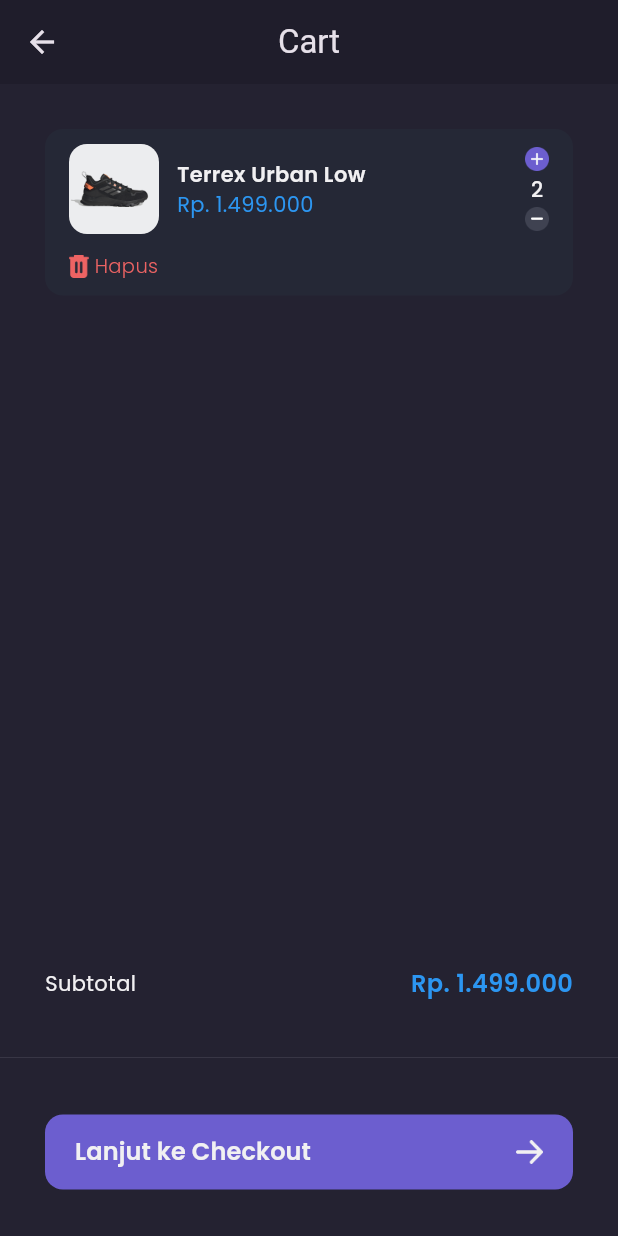
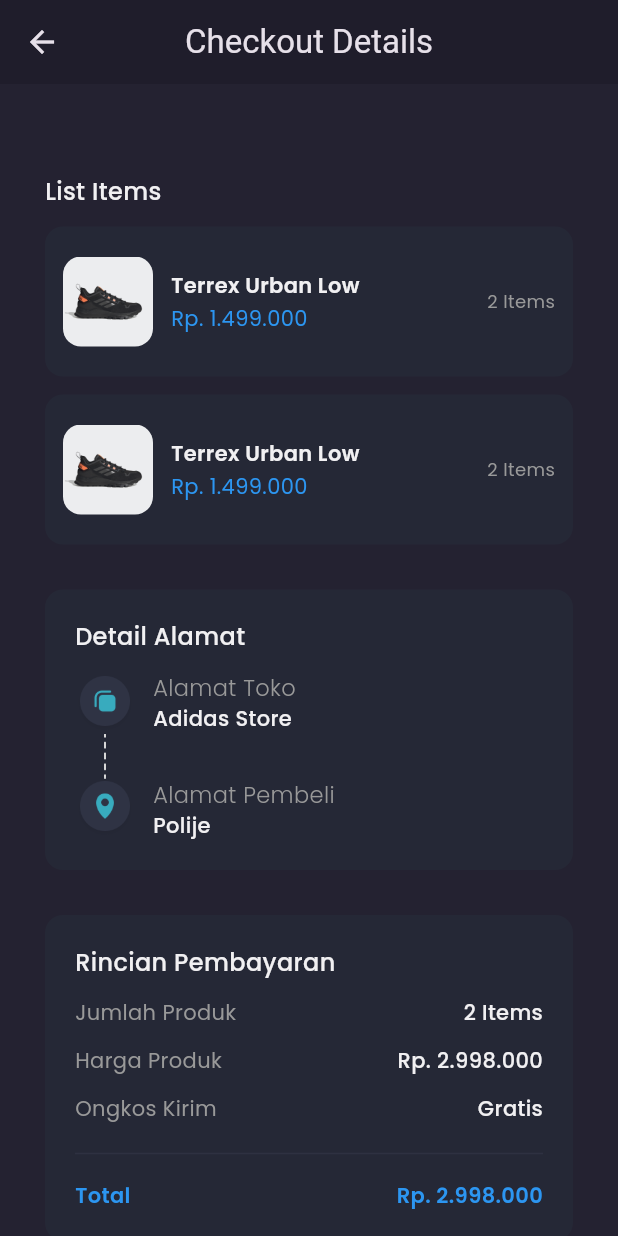
Before and after one commit to AbebAli0/Footwear-Fusion_Mobile, a Flutter app: the CartPage screen opened directly, after a tap on "Lanjut ke Checkout", on a phone screen of 412 x 824 dp. Run offline on Flutter 3.47's test engine with Material 3 defaults, Android fonts, the phone set to English and light mode, and no system bars; our stand-ins replace carousel_slider, google_fonts.

Commit message:
Update: Checkout Page

```diff
--- a/lib/presentation/auth/pages/cart_page.dart
+++ b/lib/presentation/auth/pages/cart_page.dart
@@ -129,7 +129,9 @@ class CartPage extends StatelessWidget {
                 horizontal: defaultMargin,
               ),
               child: TextButton(
-                onPressed: () {},
+                onPressed: () {
+                  Navigator.pushReplacement(context, Routes.checkout());
+                },
                 style: TextButton.styleFrom(
                     backgroundColor: primaryColor,
                     padding: EdgeInsets.symmetric(
--- a/lib/presentation/auth/pages/chat_page.dart
+++ b/lib/presentation/auth/pages/chat_page.dart
@@ -38,7 +38,7 @@ class ChatPage extends StatelessWidget {
                 height: 20,
               ),
               Text(
-                'Oops no message yet?',
+                'Belum Ada Pesan?',
                 style: primaryTextStyle.copyWith(
                   fontSize: 16,
                   fontWeight: medium,
@@ -48,7 +48,7 @@ class ChatPage extends StatelessWidget {
                 height: 12,
               ),
               Text(
-                'You have never done a transaction.',
+                'Kamu Belum Pernah Melakukan Transaksi.',
                 style: secondaryTextStyle,
               ),
               SizedBox(
--- /dev/null
+++ b/lib/presentation/auth/pages/checkout_page.dart
@@ -0,0 +1,288 @@
+import 'package:flutter/material.dart';
+import 'package:shoes_store/core/theme/theme.dart';
+import 'package:shoes_store/presentation/auth/widget/checkout_card.dart';
+import 'package:shoes_store/presentation/routes/app_pages.dart';
+
+class CheckoutPage extends StatelessWidget {
+  const CheckoutPage({Key? key}) : super(key: key);
+
+  @override
+  Widget build(BuildContext context) {
+    PreferredSizeWidget header() {
+      return AppBar(
+        backgroundColor: backgroundColor1,
+        elevation: 0,
+        centerTitle: true,
+        title: Text(
+          'Checkout Details',
+        ),
+      );
+    }
+
+    Widget content() {
+      return ListView(
+        padding: EdgeInsets.symmetric(
+          horizontal: defaultMargin,
+        ),
+        children: [
+          // Note: List Items
+          SizedBox(
+            height: 30,
+          ),
+          Container(
+            margin: EdgeInsets.only(
+              top: defaultMargin,
+            ),
+            child: Column(
+              crossAxisAlignment: CrossAxisAlignment.start,
+              children: [
+                Text(
+                  'List Items',
+                  style: primaryTextStyle.copyWith(
+                    fontSize: 16,
+                    fontWeight: medium,
+                  ),
+                ),
+                CheckoutCard(),
+                CheckoutCard(),
+              ],
+            ),
+          ),
+          // Note: Address Details
+          Container(
+            margin: EdgeInsets.only(
+              top: defaultMargin,
+            ),
+            padding: EdgeInsets.all(20),
+            decoration: BoxDecoration(
+              color: backgroundColor4,
+              borderRadius: BorderRadius.circular(12),
+            ),
+            child: Column(
+              crossAxisAlignment: CrossAxisAlignment.start,
+              children: [
+                Text(
+                  'Detail Alamat',
+                  style: primaryTextStyle.copyWith(
+                    fontSize: 16,
+                    fontWeight: medium,
+                  ),
+                ),
+                SizedBox(
+                  height: 12,
+                ),
+                Row(
+                  children: [
+                    Column(
+                      children: [
+                        Image.asset(
+                          'assets/icon_store_location.png',
+                          width: 40,
+                        ),
+                        Image.asset(
+                          'assets/icon_line.png',
+                          height: 30,
+                        ),
+                        Image.asset(
+                          'assets/icon_your_location.png',
+                          width: 40,
+                        ),
+                      ],
+                    ),
+                    SizedBox(
+                      width: 12,
+                    ),
+                    Column(
+                      crossAxisAlignment: CrossAxisAlignment.start,
+                      children: [
+                        Text(
+                          'Alamat Toko',
+                          style: secondaryTextStyle.copyWith(
+                            fontSize: 15,
+                            fontWeight: light,
+                          ),
+                        ),
+                        Text(
+                          'Adidas Store',
+                          style: primaryTextStyle.copyWith(
+                            fontWeight: medium,
+                          ),
+                        ),
+                        SizedBox(
+                          height: defaultMargin,
+                        ),
+                        Text(
+                          'Alamat Pembeli',
+                          style: secondaryTextStyle.copyWith(
+                            fontSize: 15,
+                            fontWeight: light,
+                          ),
+                        ),
+                        Text(
+                          'Polije',
+                          style: primaryTextStyle.copyWith(
+                            fontWeight: medium,
+                          ),
+                        ),
+                      ],
+                    ),
+                  ],
+                ),
+              ],
+            ),
+          ),
+
+          // Note: Rincian Pembayaran
+          Container(
+            margin: EdgeInsets.only(
+              top: defaultMargin,
+            ),
+            padding: EdgeInsets.all(20),
+            decoration: BoxDecoration(
+              color: backgroundColor4,
+              borderRadius: BorderRadius.circular(12),
+            ),
+            child: Column(
+              crossAxisAlignment: CrossAxisAlignment.start,
+              children: [
+                Text(
+                  'Rincian Pembayaran',
+                  style: primaryTextStyle.copyWith(
+                    fontSize: 16,
+                    fontWeight: medium,
+                  ),
+                ),
+                SizedBox(
+                  height: 12,
+                ),
+                Row(
+                  mainAxisAlignment: MainAxisAlignment.spaceBetween,
+                  children: [
+                    Text(
+                      'Jumlah Produk',
+                      style: secondaryTextStyle.copyWith(
+                        fontSize: 14,
+                      ),
+                    ),
+                    Text(
+                      '2 Items',
+                      style: primaryTextStyle.copyWith(
+                        fontWeight: medium,
+                      ),
+                    )
+                  ],
+                ),
+                SizedBox(
+                  height: 12,
+                ),
+                Row(
+                  mainAxisAlignment: MainAxisAlignment.spaceBetween,
+                  children: [
+                    Text(
+                      'Harga Produk',
+                      style: secondaryTextStyle.copyWith(
+                        fontSize: 14,
+                      ),
+                    ),
+                    Text(
+                      'Rp. 2.998.000',
+                      style: primaryTextStyle.copyWith(
+                        fontWeight: medium,
+                      ),
+                    )
+                  ],
+                ),
+                SizedBox(
+                  height: 12,
+                ),
+                Row(
+                  mainAxisAlignment: MainAxisAlignment.spaceBetween,
+                  children: [
+                    Text(
+                      'Ongkos Kirim',
+                      style: secondaryTextStyle.copyWith(
+                        fontSize: 14,
+                      ),
+                    ),
+                    Text(
+                      'Gratis',
+                      style: primaryTextStyle.copyWith(
+                        fontWeight: medium,
+                      ),
+                    )
+                  ],
+                ),
+                SizedBox(
+                  height: 12,
+                ),
+                Divider(
+                  thickness: 1,
+                  color: Color(0xff2E3141),
+                ),
+                SizedBox(
+                  height: 10,
+                ),
+                Row(
+                  mainAxisAlignment: MainAxisAlignment.spaceBetween,
+                  children: [
+                    Text(
+                      'Total',
+                      style: priceTextStyle.copyWith(
+                        fontWeight: semiBold,
+                      ),
+                    ),
+                    Text(
+                      'Rp. 2.998.000',
+                      style: priceTextStyle.copyWith(
+                        fontWeight: semiBold,
+                      ),
+                    ),
+                  ],
+                ),
+              ],
+            ),
+          ),
+          // Note: Checkout Button
+          SizedBox(
+            height: defaultMargin,
+          ),
+          Divider(
+            thickness: 1,
+            color: Color(0xff2E3141),
+          ),
+          Container(
+            height: 50,
+            width: double.infinity,
+            margin: EdgeInsets.symmetric(
+              vertical: defaultMargin,
+            ),
+            child: TextButton(
+              onPressed: () {
+                Navigator.pushReplacement(context, Routes.checkoutsuccess());
+              },
+              style: TextButton.styleFrom(
+                backgroundColor: primaryColor,
+                shape: RoundedRectangleBorder(
+                  borderRadius: BorderRadius.circular(12),
+                ),
+              ),
+              child: Text(
+                'Checkout',
+                style: primaryTextStyle.copyWith(
+                  fontSize: 16,
+                  fontWeight: semiBold,
+                ),
+              ),
+            ),
+          ),
+        ],
+      );
+    }
+
+    return Scaffold(
+      backgroundColor: backgroundColor3,
+      appBar: header(),
+      body: content(),
+    );
+  }
+}
--- /dev/null
+++ b/lib/presentation/auth/pages/checkout_success_page.dart
@@ -0,0 +1,107 @@
+import 'package:flutter/material.dart';
+import 'package:shoes_store/core/theme/theme.dart';
+import 'package:shoes_store/presentation/routes/app_pages.dart';
+
+class CheckoutSuccessPage extends StatelessWidget {
+  const CheckoutSuccessPage({Key? key});
+
+  PreferredSizeWidget header() {
+    return AppBar(
+      backgroundColor: backgroundColor1,
+      centerTitle: true,
+      title: Text(
+        'Checkout Berhasil!',
+      ),
+      elevation: 0,
+    );
+  }
+
+  Widget content(BuildContext context) {
+    return Center(
+      child: Column(
+        mainAxisAlignment: MainAxisAlignment.center,
+        children: [
+          Image.asset(
+            'assets/icon_emptycart.png',
+            width: 80,
+          ),
+          SizedBox(
+            height: 20,
+          ),
+          Text(
+            'Kamu Telah Melakukan Transaksi!',
+            style: primaryTextStyle.copyWith(
+              fontSize: 16,
+              fontWeight: medium,
+            ),
+          ),
+          SizedBox(
+            height: 12,
+          ),
+          Text(
+            'Tunggu dirumah selagi kami menyiapkan sepatu idamanmu!',
+            style: secondaryTextStyle,
+            textAlign: TextAlign.center,
+          ),
+          Container(
+            width: 196,
+            height: 44,
+            margin: EdgeInsets.only(
+              top: defaultMargin,
+            ),
+            child: TextButton(
+              onPressed: () {
+                Navigator.pushReplacement(context, Routes.main());
+              },
+              style: TextButton.styleFrom(
+                backgroundColor: primaryColor,
+                shape: RoundedRectangleBorder(
+                  borderRadius: BorderRadius.circular(12),
+                ),
+              ),
+              child: Text(
+                'Pesan Sepatu Lainnya',
+                style: primaryTextStyle.copyWith(
+                  fontSize: 16,
+                  fontWeight: medium,
+                ),
+              ),
+            ),
+          ),
+          Container(
+            width: 196,
+            height: 44,
+            margin: EdgeInsets.only(
+              top: 12,
+            ),
+            child: TextButton(
+              onPressed: () {},
+              style: TextButton.styleFrom(
+                backgroundColor: Color(0xff39374B),
+                shape: RoundedRectangleBorder(
+                  borderRadius: BorderRadius.circular(12),
+                ),
+              ),
+              child: Text(
+                'Lihat Pesanan Saya',
+                style: primaryTextStyle.copyWith(
+                    fontSize: 16,
+                    fontWeight: medium,
+                    color: Color(0xffB7B86BF)),
+              ),
+            ),
+          ),
+        ],
+      ),
+    );
+  }
+
+  @override
+  Widget build(BuildContext context) {
+    return Scaffold(
+      backgroundColor: backgroundColor3,
+      appBar: header(),
+      body: content(context),
+    );
+  }
+}
--- /dev/null
+++ b/lib/presentation/auth/widget/checkout_card.dart
@@ -0,0 +1,69 @@
+import 'package:flutter/material.dart';
+import 'package:shoes_store/core/theme/theme.dart';
+
+class CheckoutCard extends StatelessWidget {
+  const CheckoutCard({super.key});
+
+  @override
+  Widget build(BuildContext context) {
+    return Container(
+      margin: EdgeInsets.only(top: 12),
+      padding: EdgeInsets.symmetric(
+        vertical: 20,
+        horizontal: 12,
+      ),
+      decoration: BoxDecoration(
+        color: backgroundColor4,
+        borderRadius: BorderRadius.circular(12),
+      ),
+      child: Row(
+        children: [
+          Container(
+            width: 60,
+            height: 60,
+            decoration: BoxDecoration(
+                borderRadius: BorderRadius.circular(12),
+                image: DecorationImage(
+                  image: AssetImage(
+                    'assets/image_shoes.png',
+                  ),
+                )),
+          ),
+          SizedBox(
+            width: 12,
+          ),
+          Expanded(
+            child: Column(
+              crossAxisAlignment: CrossAxisAlignment.start,
+              children: [
+                Text(
+                  'Terrex Urban Low',
+                  style: primaryTextStyle.copyWith(
+                    fontWeight: semiBold,
+                  ),
+                  overflow: TextOverflow.ellipsis,
+                ),
+                SizedBox(
+                  height: 2,
+                ),
+                Text(
+                  'Rp. 1.499.000',
+                  style: priceTextStyle,
+                ),
+              ],
+            ),
+          ),
+          SizedBox(
+            width: 12,
+          ),
+          Text(
+            '2 Items',
+            style: secondaryTextStyle.copyWith(
+              fontSize: 12,
+            ),
+          ),
+        ],
+      ),
+    );
+  }
+}
--- a/lib/presentation/routes/app_pages.dart
+++ b/lib/presentation/routes/app_pages.dart
@@ -1,5 +1,7 @@
 import 'package:flutter/material.dart';
 import 'package:shoes_store/presentation/auth/pages/cart_page.dart';
+import 'package:shoes_store/presentation/auth/pages/checkout_page.dart';
+import 'package:shoes_store/presentation/auth/pages/checkout_success_page.dart';
 import 'package:shoes_store/presentation/auth/pages/product_page.dart';
 import 'package:shoes_store/presentation/auth/pages/profile_page.dart';
 
@@ -25,4 +27,7 @@ class Routes {
       MaterialPageRoute(builder: (context) => const ProfilePage());
   static product() => MaterialPageRoute(builder: (context) => ProductPage());
   static cart() => MaterialPageRoute(builder: (context) => CartPage());
+  static checkout() => MaterialPageRoute(builder: (context) => CheckoutPage());
+  static checkoutsuccess() =>
+      MaterialPageRoute(builder: (context) => CheckoutSuccessPage());
 }
```
Also changed, not shown: assets/icon_line.png (added), assets/icon_store_location.png (added), assets/icon_your_location.png (added).
